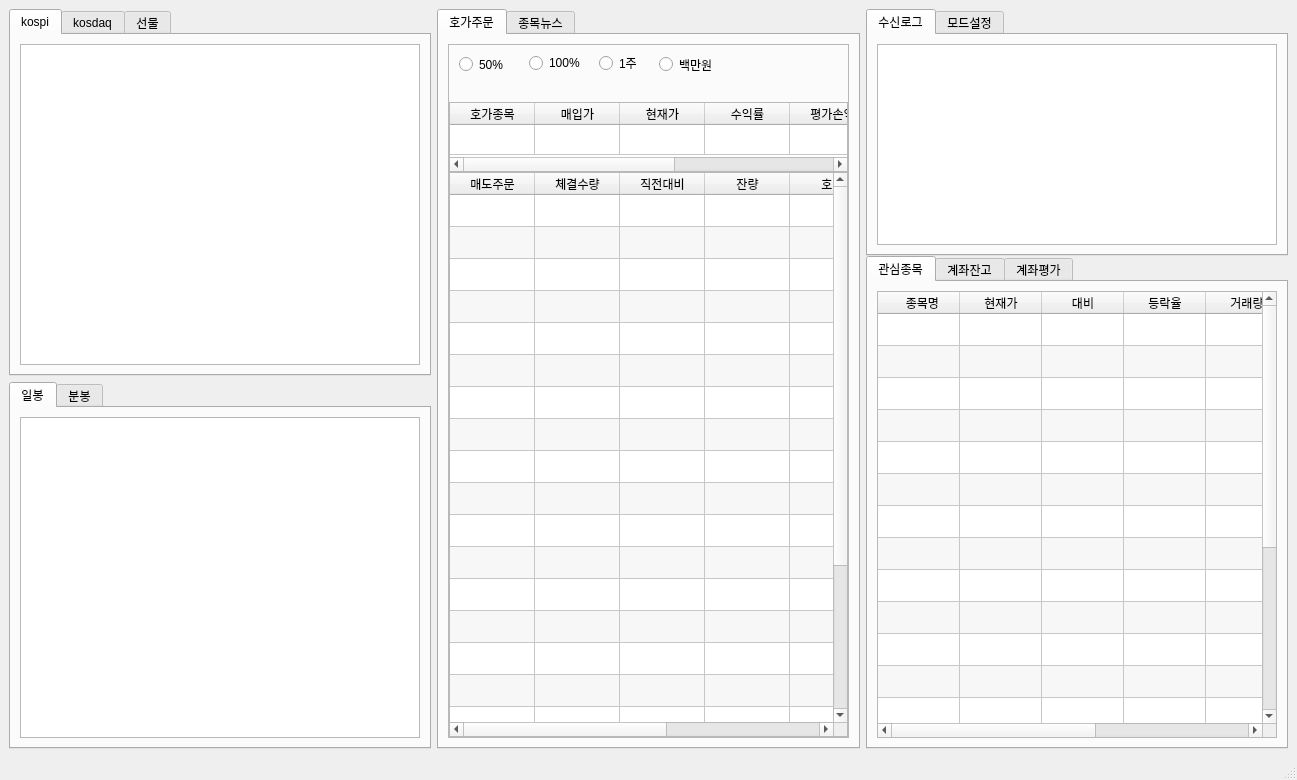
The window that mywindow.ui (ajjicamp/my_window) describes before a commit, drawn with Qt 5.
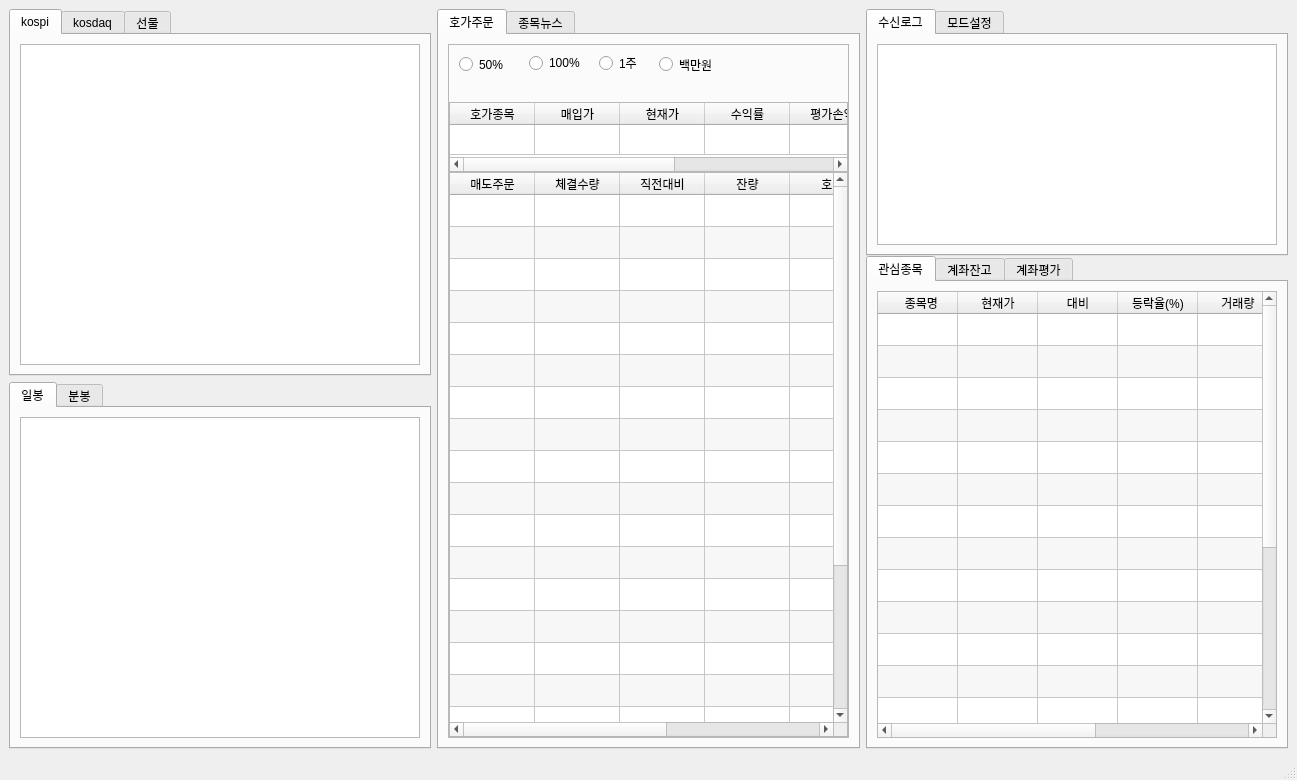
The same window after the commit. The open tabs and pages were chosen to show the change. Custom widgets are drawn as their Qt base class.

```diff
--- a/mywindow.ui
+++ b/mywindow.ui
@@ -438,7 +438,7 @@
               <bool>false</bool>
              </attribute>
              <attribute name="horizontalHeaderDefaultSectionSize">
-              <number>82</number>
+              <number>80</number>
              </attribute>
              <attribute name="horizontalHeaderHighlightSections">
               <bool>false</bool>
@@ -492,7 +492,7 @@
              </column>
              <column>
               <property name="text">
-               <string>등락율</string>
+               <string>등락율(%)</string>
               </property>
              </column>
              <column>
```
Left out of the diff: 4 changed lines with no effect on the pictures.
